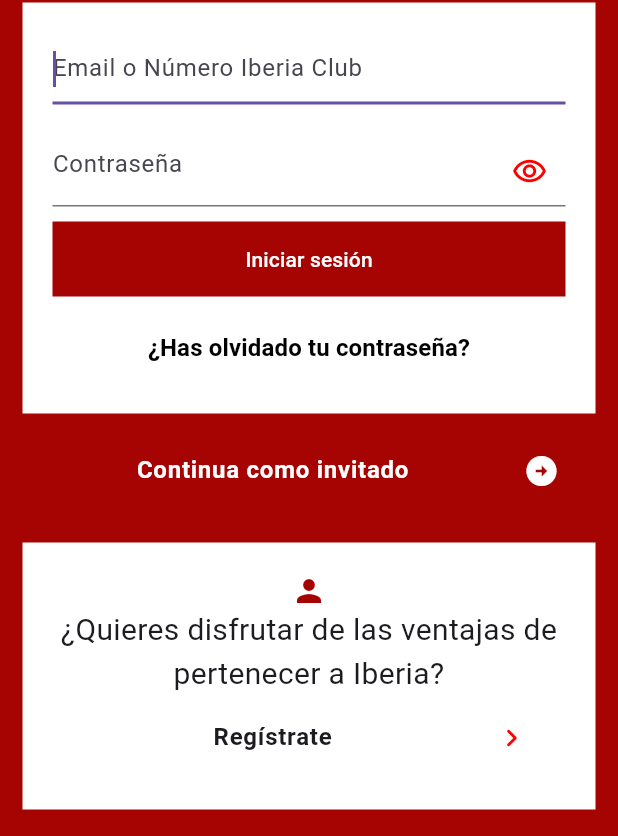
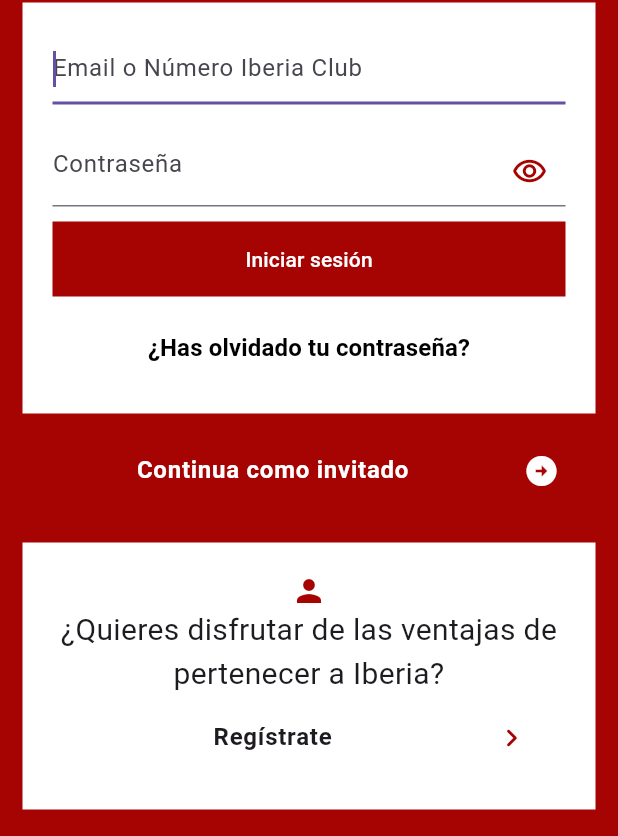
Before and after one commit to AlexQuesada2130/fl_iberia, a Flutter app: the screen it shows after launch, on a phone screen of 412 x 824 dp. Shown: the part 380-1216 px from the top of the screen. Run offline on Flutter 3.47's test engine with Material 3 defaults, Android fonts, the phone set to English and light mode, and no system bars; network calls fail.

Commit message:
Internet Manifest y AppTheme/AppTheme

```diff
--- /dev/null
+++ b/lib/appTheme/appTheme.dart
@@ -0,0 +1,15 @@
+import 'package:flutter/material.dart';
+
+class Apptheme {
+  static const Color primary = Color.fromARGB(255, 166, 3, 3);
+  static const Color cardsColor = Color.fromARGB(255, 1, 58, 105);
+  static const Color backgroundScreens = Color.fromARGB(255, 242, 242, 242);
+
+  static final ThemeData ligthTheme = ThemeData.light().copyWith(
+    appBarTheme: const AppBarTheme(
+      backgroundColor: Colors.white,
+      titleTextStyle: TextStyle(color: Colors.black, fontSize: 20),
+    ),
+    iconTheme: IconThemeData(color: primary),
+  );
+}
--- a/lib/main.dart
+++ b/lib/main.dart
@@ -7,7 +7,7 @@
 
 class MainApp extends StatelessWidget {
   const MainApp({super.key});
-
+  //flutter build apk --release | genAOK
   @override
   Widget build(BuildContext context) {
     return MaterialApp(
@@ -15,6 +15,7 @@
       initialRoute: AppRoutes.initialRoute,
       routes: AppRoutes.getAppRoutes(),
       onGenerateRoute: AppRoutes.onGenerateRoute,
+      theme: ThemeData.light(),
     );
   }
 }
--- a/lib/screens/home_screen.dart
+++ b/lib/screens/home_screen.dart
@@ -1,3 +1,4 @@
+import 'package:fl_pruebaexamen/appTheme/appTheme.dart';
 import 'package:fl_pruebaexamen/screens/screens.dart';
 import 'package:fl_pruebaexamen/widgets/widgets.dart';
 import 'package:flutter/material.dart';
@@ -8,7 +9,7 @@
   @override
   Widget build(BuildContext context) {
     return Scaffold(
-      backgroundColor: const Color.fromARGB(255, 166, 3, 3),
+      backgroundColor: Apptheme.primary,
       body: CustomScrollView(
         slivers: [
           const _CustomAppBar(),
@@ -28,7 +29,7 @@
       floating: false,
       pinned: true,
       snap: false,
-      backgroundColor: const Color.fromARGB(255, 166, 3, 3),
+      backgroundColor: Apptheme.primary,
       flexibleSpace: FlexibleSpaceBar(
         background: SafeArea(
           child: Center(
@@ -116,7 +117,7 @@
                     keyboardType: TextInputType.emailAddress,
                     suffixIcon: Icon(
                       Icons.remove_red_eye_outlined,
-                      color: const Color.fromARGB(255, 255, 0, 0),
+                      color: Apptheme.primary,
                     ),
                     obscureText: true,
                     formProperty: 'password',
@@ -129,17 +130,11 @@
                     child: ElevatedButton(
                       onPressed: null,
                       style: ElevatedButton.styleFrom(
-                        backgroundColor: const Color.fromARGB(255, 166, 3, 3),
+                        backgroundColor: Apptheme.primary,
                         shape: RoundedRectangleBorder(
                           borderRadius: BorderRadius.zero,
                         ),
-                        disabledBackgroundColor: const Color.fromARGB(
-                          //Boton dehabilitado sin style
-                          255,
-                          166,
-                          3,
-                          3,
-                        ),
+                        disabledBackgroundColor: Apptheme.primary,
                       ),
                       child: const Text(
                         'Iniciar sesión',
@@ -154,7 +149,7 @@
                       "¿Has olvidado tu contraseña?",
                       textAlign: TextAlign.center,
                       style: TextStyle(
-                        color: const Color.fromARGB(255, 0, 0, 0),
+                        color: Colors.black,
                         fontSize: 16,
                         fontWeight: FontWeight.bold,
                       ),
@@ -171,7 +166,7 @@
               "Continua como invitado",
               textAlign: TextAlign.center,
               style: TextStyle(
-                color: const Color.fromARGB(255, 255, 255, 255),
+                color: Colors.white,
                 fontSize: 16,
                 fontWeight: FontWeight.bold,
               ),
@@ -192,7 +187,7 @@
             ),
             child: Column(
               children: [
-                Icon(Icons.person, color: const Color.fromARGB(255, 166, 3, 3)),
+                Icon(Icons.person, color: Apptheme.primary),
                 Text(
                   "¿Quieres disfrutar de las ventajas de pertenecer a Iberia?",
                   textAlign: TextAlign.center,
@@ -202,7 +197,7 @@
                 ListTile(
                   trailing: Icon(
                     Icons.keyboard_arrow_right_rounded,
-                    color: const Color.fromARGB(255, 255, 0, 0),
+                    color: Apptheme.primary,
                   ),
                   title: Text(
                     textAlign: TextAlign.center,
```
Also changed, not shown: 1 other file.
